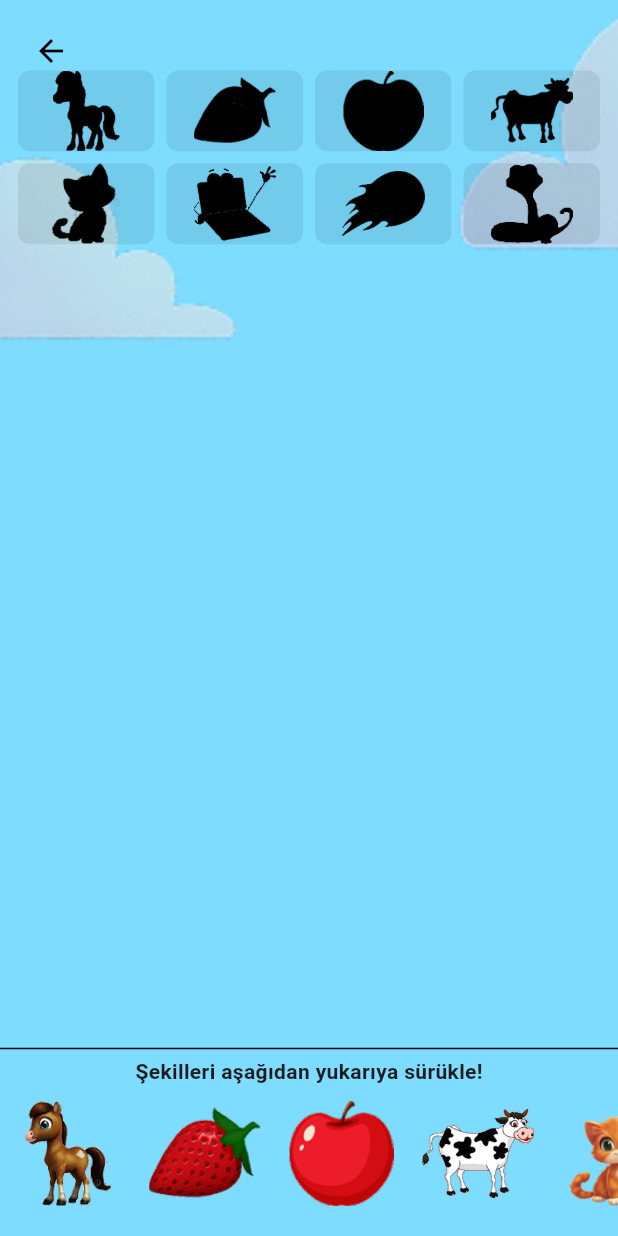
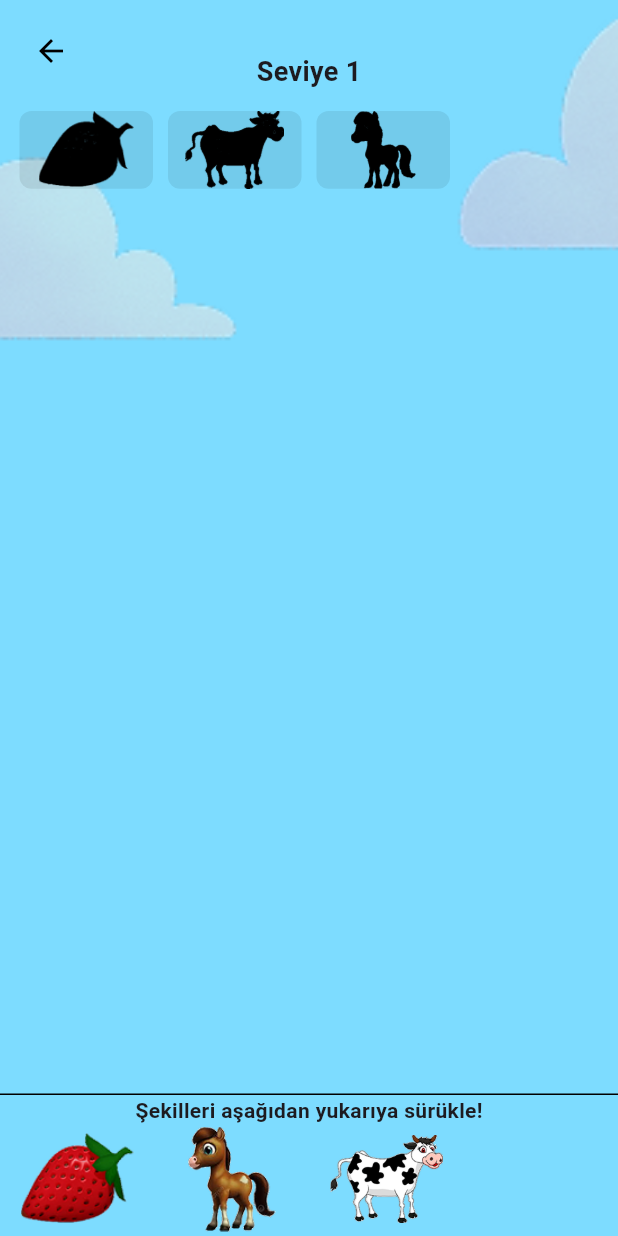
Before and after one commit to TaybeAlabed/dislexia_go_1, a Flutter app: the ResimEslestirme screen opened directly, on a phone screen of 412 x 824 dp. Run offline on Flutter 3.47's test engine with Material 3 defaults, Android fonts, the phone set to English and light mode, and no system bars; our stand-ins replace audioplayers, dio, flutter_tts, permission_handler, shared_preferences, supabase_flutter; missing offline and left inert: flutter_sound; accounts and stored records are empty.

Commit message:
Butonlar eklendi.

```diff
--- a/lib/ResimEslestirme.dart
+++ b/lib/ResimEslestirme.dart
@@ -1,6 +1,8 @@
 import 'package:dislexia_go/BolumlerSayfasi.dart';
 import 'package:dislexia_go/main.dart';
 import 'package:flutter/material.dart';
+import 'package:audioplayers/audioplayers.dart';
+import 'dart:math';
 
 class ResimEslestirme extends StatefulWidget {
   const ResimEslestirme({Key? key}) : super(key: key);
@@ -11,8 +13,10 @@ class ResimEslestirme extends StatefulWidget {
 
 class _ResimEslestirmeState extends State<ResimEslestirme> {
   final Map<String, bool> dogruEslestirme = {};
+  int seviye = 1;
+  final AudioPlayer _player = AudioPlayer();
 
-  final List<Map<String, String>> nesneler = [
+  final List<Map<String, String>> tumNesneler = [
     {"isim": "at", "resim": "resimler/Figurler/at.png", "golge": "resimler/Figurler/atGolge.png"},
     {"isim": "cilek", "resim": "resimler/Figurler/cilek.png", "golge": "resimler/Figurler/cilekGolge.png"},
     {"isim": "elma", "resim": "resimler/Figurler/elma.png", "golge": "resimler/Figurler/elmaGolge.png"},
@@ -22,42 +26,62 @@ class _ResimEslestirmeState extends State<ResimEslestirme> {
     {"isim": "top", "resim": "resimler/Figurler/top.png", "golge": "resimler/Figurler/topGolge.png"},
     {"isim": "yilan", "resim": "resimler/Figurler/yilan.png", "golge": "resimler/Figurler/yilanGolge.png"},
   ];
-@override
+
+  late List<Map<String, String>> nesneler;
+  late List<Map<String, String>> karisikGolgeler;
+
+  @override
   void initState() {
-    // TODO: implement initState
     super.initState();
     SesYonetici.durdur();
+    _oyunuHazirla();
+    _player.play(AssetSource("sesler/resim_tanitimi.mp3"));
   }
+
+  void _oyunuHazirla() {
+    dogruEslestirme.clear();
+    tumNesneler.shuffle();
+    int adet = seviye == 1 ? 3 : (seviye == 2 ? 6 : 8);
+    nesneler = tumNesneler.take(adet).toList();
+    karisikGolgeler = List<Map<String, String>>.from(nesneler);
+    karisikGolgeler.shuffle();
+    setState(() {});
+  }
+
+  void _seviyeGec() {
+    if (seviye < 3) {
+      seviye++;
+      _oyunuHazirla();
+    } else {
+      Navigator.pushReplacement(context, MaterialPageRoute(builder: (context) => BolumlerSayfasi()));
+    }
+  }
+
   @override
   Widget build(BuildContext context) {
     return Scaffold(
       body: Stack(
         children: [
-
           Positioned.fill(
             child: Image.asset(
               'resimler/arkaplan6.png',
               fit: BoxFit.cover,
             ),
           ),
-
-
           Column(
             children: [
               const SizedBox(height: 35),
-
+              Text("Seviye $seviye", style: TextStyle(fontSize: 18, fontWeight: FontWeight.bold)),
               Expanded(
                 child: GridView.count(
                   crossAxisCount: 4,
                   childAspectRatio: 1.6,
                   padding: const EdgeInsets.all(8),
-                  children: nesneler.map((nesne) {
+                  children: karisikGolgeler.map((nesne) {
                     return DragTarget<String>(
                       onAccept: (veri) {
                         setState(() {
                           dogruEslestirme[veri] = veri == nesne["isim"];
-
-
                           if (dogruEslestirme.length == nesneler.length &&
                               dogruEslestirme.values.every((v) => v == true)) {
                             Future.delayed(const Duration(milliseconds: 500), () {
@@ -65,6 +89,7 @@ class _ResimEslestirmeState extends State<ResimEslestirme> {
                                 context: context,
                                 barrierDismissible: false,
                                 builder: (_) => AlertDialog(
+
                                   backgroundColor: Colors.white,
                                   content: SingleChildScrollView(
                                     child: Column(
@@ -82,8 +107,11 @@ class _ResimEslestirmeState extends State<ResimEslestirme> {
                                         ),
                                         const SizedBox(height: 5),
                                         ElevatedButton(
-                                          onPressed: () => Navigator.pushReplacement(context, MaterialPageRoute(builder: (context)=>BolumlerSayfasi())),
-                                          child: const Text("Kapat"),
+                                          onPressed: () {
+                                            Navigator.of(context).pop();
+                                            _seviyeGec();
+                                          },
+                                          child: const Text("Devam"),
                                         ),
                                       ],
                                     ),
@@ -96,40 +124,32 @@ class _ResimEslestirmeState extends State<ResimEslestirme> {
                       },
                       builder: (context, adaylar, redler) {
                         return Container(
-                          margin: const EdgeInsets.all(4),
-                          width: 65,
-                          height: 65,
+                          margin: const EdgeInsets.all(5),
                           decoration: BoxDecoration(
                             color: Colors.black.withOpacity(0.08),
-
                             borderRadius: BorderRadius.circular(8),
-
                           ),
                           child: Center(
                             child: dogruEslestirme[nesne["isim"]] == true
-                                ? Image.asset(nesne["resim"]!, height: 55, width: 55, fit: BoxFit.contain)
-                                : Image.asset(nesne["golge"]!, height: 55, width: 55, fit: BoxFit.contain),
+                                ? Image.asset(nesne["resim"]!, height: 100, width: 100, fit: BoxFit.contain)
+                                : Image.asset(nesne["golge"]!, height: 70, width: 75, fit: BoxFit.contain),
                           ),
                         );
-
                       },
                     );
                   }).toList(),
                 ),
               ),
-
-              const Divider(height: 10, color: Colors.black),
+              const Divider(height: 1, color: Colors.black),
               const Text("Şekilleri aşağıdan yukarıya sürükle!", style: TextStyle(fontWeight: FontWeight.bold)),
-              const SizedBox(height: 10),
-
-
+              const SizedBox(height: 1),
               SizedBox(
                 height: 70,
                 child: ListView(
                   scrollDirection: Axis.horizontal,
                   children: nesneler.map((nesne) {
                     return Padding(
-                      padding: const EdgeInsets.symmetric(horizontal: 8),
+                      padding: const EdgeInsets.symmetric(horizontal: 14),
                       child: Draggable<String>(
                         data: nesne["isim"]!,
                         feedback: Image.asset(nesne["resim"]!, height: 75, width: 75),
@@ -143,16 +163,16 @@ class _ResimEslestirmeState extends State<ResimEslestirme> {
                   }).toList(),
                 ),
               ),
-
-              const SizedBox(height: 20),
+              const SizedBox(height: 3),
             ],
           ),
           Positioned(
             left: 10,
             top: 10,
             child: IconButton(
-              onPressed: () => Navigator.pushReplacement(context, MaterialPageRoute(builder: (context)=>BolumlerSayfasi())),
-              icon:  Icon(Icons.arrow_back,color: Colors.black,),
+              onPressed: () => Navigator.pushReplacement(
+                  context, MaterialPageRoute(builder: (context) => BolumlerSayfasi())),
+              icon: const Icon(Icons.arrow_back, color: Colors.black),
             ),
           ),
         ],
--- a/pubspec.yaml
+++ b/pubspec.yaml
@@ -42,12 +42,13 @@ dependencies:
   restart_app: ^1.3.2
   dio: ^5.3.2
   flutter_tts: ^3.8.2
+  sign_in_with_apple: ^7.0.1
 
 
   # The following adds the Cupertino Icons font to your application.
   # Use with the CupertinoIcons class for iOS style icons.
   cupertino_icons: ^1.0.8
-  supabase_flutter: ^1.10.8
+  supabase_flutter: 2.9.1
 
 dev_dependencies:
   flutter_test:
```
Also changed, not shown: lib/FernaldSayfasi.dart (+6 -2 lines), lib/HarfDansiSayfasi.dart (+21 -5 lines), lib/HarfTanimaSayfasi.dart (+46 -3 lines), lib/SesPerdeEslesmesiSayfasi.dart (+33 -8 lines), lib/ritmik_yazi_ve_okuma_sayfasi.dart (+14 -9 lines), lib/OkumaMetniSayfasi.dart (line endings or trailing spaces), pubspec.lock, 6 other files.
